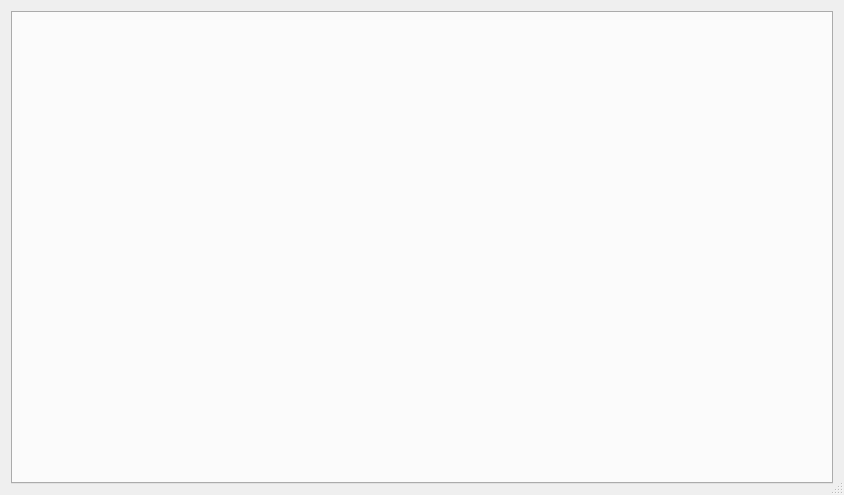
Old version of the form solvingdialog.ui in the repository Vope17/CodeCrazy.
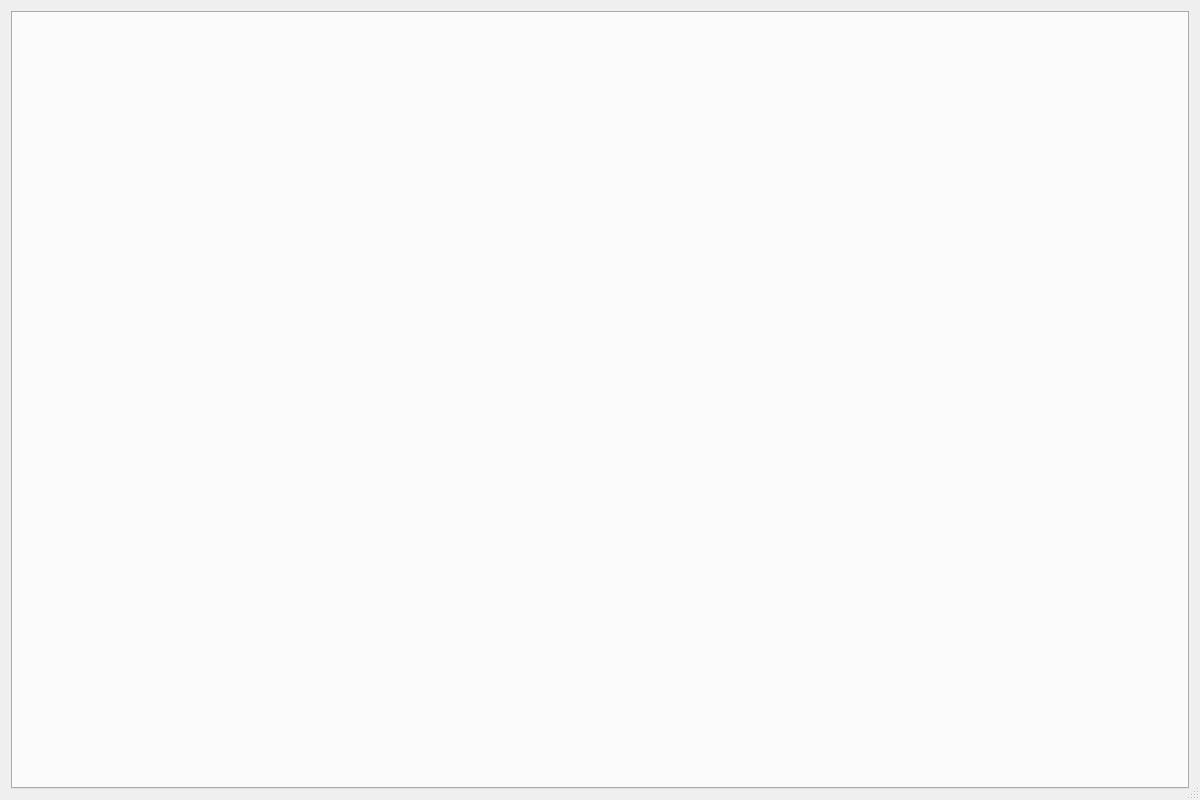
New version of the form.

```diff
--- a/solvingdialog.ui
+++ b/solvingdialog.ui
@@ -6,10 +6,25 @@
    <rect>
     <x>0</x>
     <y>0</y>
-    <width>844</width>
-    <height>495</height>
+    <width>1200</width>
+    <height>800</height>
    </rect>
   </property>
+  <property name="minimumSize">
+   <size>
+    <width>0</width>
+    <height>0</height>
+   </size>
+  </property>
+  <property name="baseSize">
+   <size>
+    <width>0</width>
+    <height>0</height>
+   </size>
+  </property>
+  <property name="contextMenuPolicy">
+   <enum>Qt::ContextMenuPolicy::DefaultContextMenu</enum>
+  </property>
   <property name="windowTitle">
    <string>Dialog</string>
   </property>
```
Left out of the diff: 2 changed lines with no effect on the pictures.
